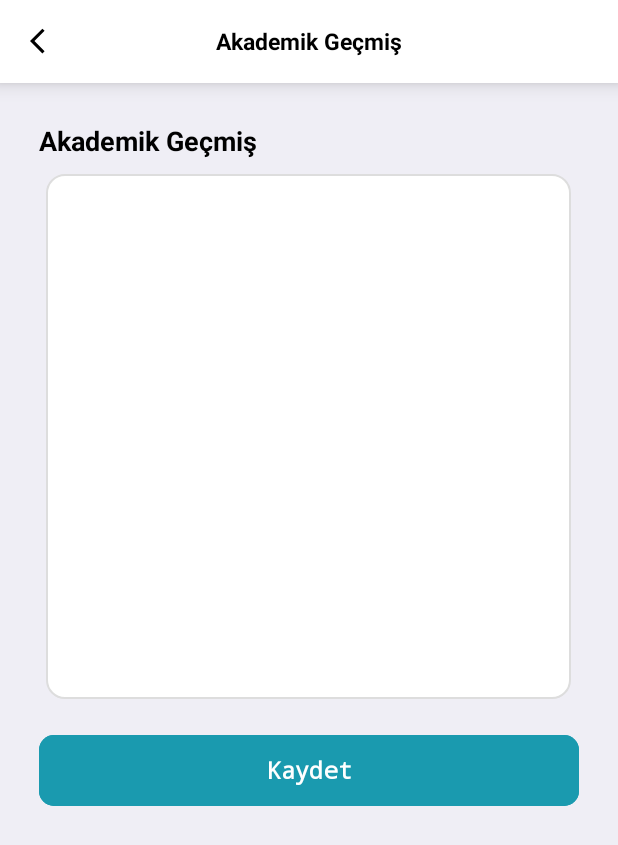
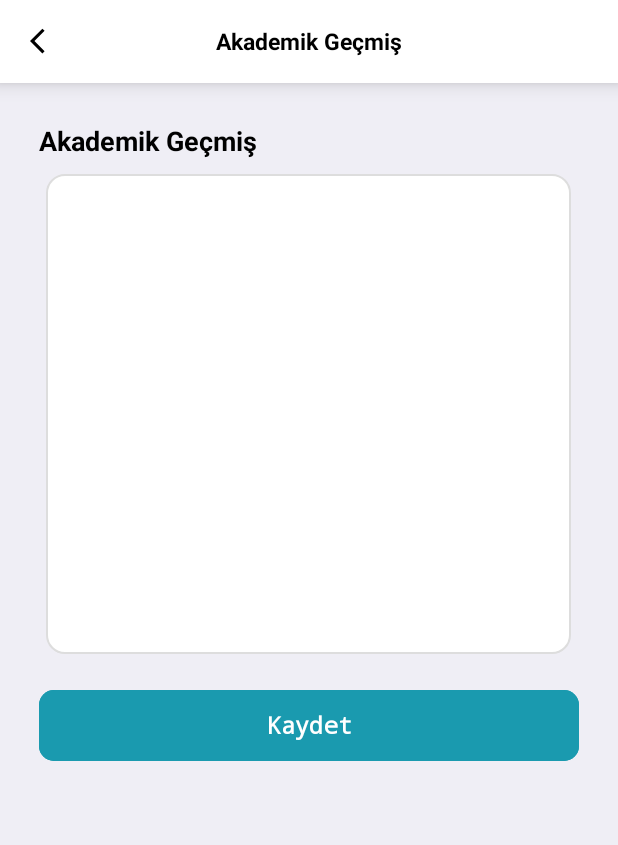
Before and after one commit to edadrsn/USIApp, an Android app: the AcademicInfoActivity screen opened directly, with no data from a screen before it, on a phone screen of 412 x 824 dp. Shown: the top 845 px of the screen. Run offline under Robolectric (Android 15) with nearby library versions, the phone set to English and light mode, and no system bars.

Commit message:
text style updated

```diff
--- a/android/app/src/main/res/layout/activity_academic_info.xml
+++ b/android/app/src/main/res/layout/activity_academic_info.xml
@@ -85,10 +85,13 @@
                 <EditText
                     android:id="@+id/academicEditText"
                     android:layout_width="350dp"
-                    android:layout_height="350dp"
+                    android:layout_height="320dp"
                     android:layout_gravity="center"
                     android:background="@drawable/edittext_bg"
                     android:ems="15"
+                    android:textColor="#000000"
+                    android:textStyle="bold"
+                    android:padding="10dp"
                     android:gravity="start|top"
                     android:inputType="textMultiLine" />
 
```
